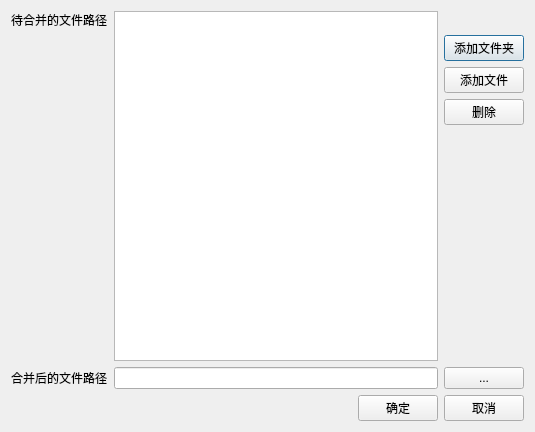
The window that FileWrapper/dlgmergefile.ui (lujiajingcn/FileWrapper) describes before a commit, drawn with Qt 5.
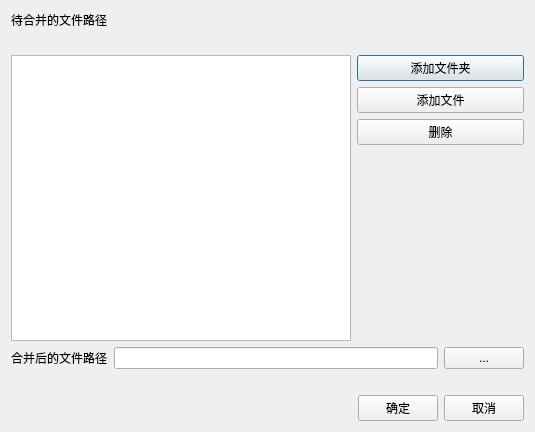
The same window after the commit.

```diff
--- a/FileWrapper/dlgmergefile.ui
+++ b/FileWrapper/dlgmergefile.ui
@@ -27,7 +27,20 @@
            </property>
           </widget>
          </item>
-         <item row="0" column="1" rowspan="2">
+         <item row="1" column="0" colspan="2">
+          <widget class="QLabel" name="labelSummary">
+           <property name="sizePolicy">
+            <sizepolicy hsizetype="Ignored" vsizetype="Preferred">
+             <horstretch>0</horstretch>
+             <verstretch>0</verstretch>
+            </sizepolicy>
+           </property>
+           <property name="text">
+            <string/>
+           </property>
+          </widget>
+         </item>
+         <item row="2" column="0" colspan="2">
           <widget class="QTreeView" name="treeView">
            <property name="selectionMode">
             <enum>QAbstractItemView::SelectionMode::ExtendedSelection</enum>
@@ -37,7 +50,7 @@
            </property>
           </widget>
          </item>
-         <item row="1" column="2">
+         <item row="2" column="2">
           <layout class="QGridLayout" name="gridLayout_2">
            <item row="0" column="0">
             <widget class="QPushButton" name="btnAddDir">
@@ -96,6 +109,25 @@
            </property>
           </widget>
          </item>
+         <item row="1" column="0" colspan="3">
+          <widget class="QLabel" name="labelResolvedPath">
+           <property name="sizePolicy">
+            <sizepolicy hsizetype="Ignored" vsizetype="Preferred">
+             <horstretch>0</horstretch>
+             <verstretch>0</verstretch>
+            </sizepolicy>
+           </property>
+           <property name="textInteractionFlags">
+            <set>Qt::TextInteractionFlag::TextSelectableByMouse</set>
+           </property>
+           <property name="wordWrap">
+            <bool>true</bool>
+           </property>
+           <property name="text">
+            <string/>
+           </property>
+          </widget>
+         </item>
         </layout>
        </item>
       </layout>
```
